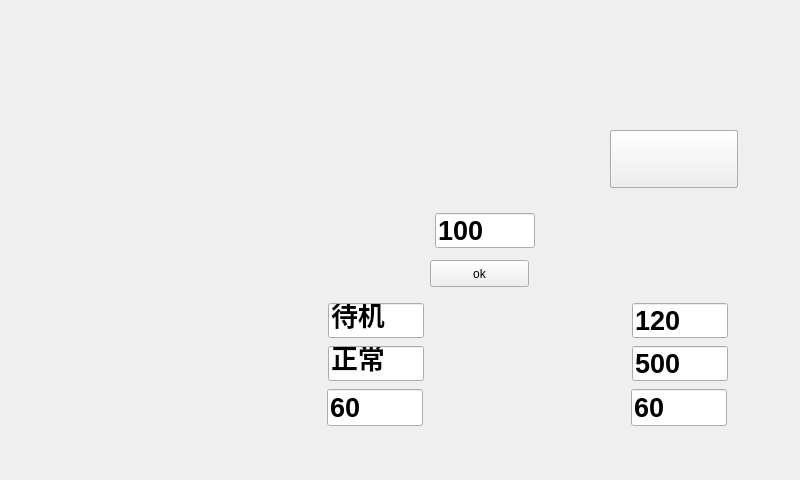
First picture: the form in main/ui/charging_monitoring.ui, repository Blackrose/Tcutest_SerialSystem, before the edit.
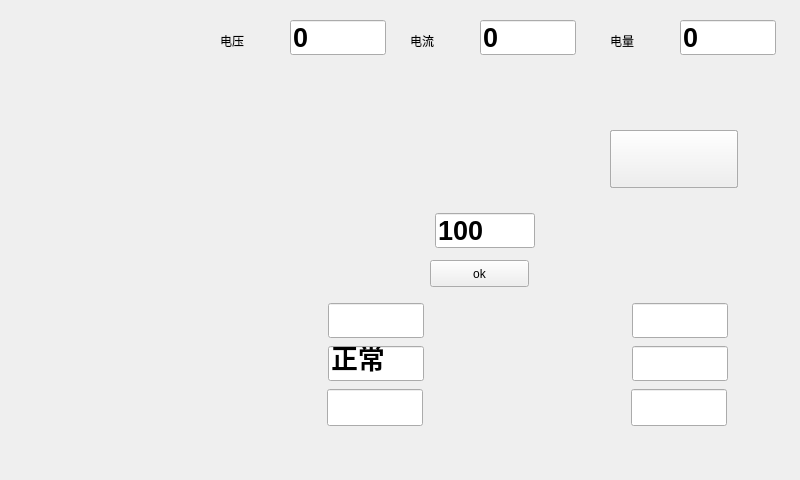
Second picture: the form after the edit. Icons and pictures are not drawn.

```diff
--- a/main/ui/charging_monitoring.ui
+++ b/main/ui/charging_monitoring.ui
@@ -45,8 +45,8 @@
   <widget class="QLabel" name="full_charge">
    <property name="geometry">
     <rect>
-     <x>410</x>
-     <y>130</y>
+     <x>570</x>
+     <y>60</y>
      <width>171</width>
      <height>61</height>
     </rect>
@@ -351,7 +351,7 @@
     <enum>Qt::NoFocus</enum>
    </property>
    <property name="text">
-    <string>120</string>
+    <string/>
    </property>
   </widget>
   <widget class="QLineEdit" name="charge_power">
@@ -377,7 +377,7 @@
     <enum>Qt::NoFocus</enum>
    </property>
    <property name="text">
-    <string>60</string>
+    <string/>
    </property>
   </widget>
   <widget class="QLineEdit" name="charge_vol">
@@ -403,7 +403,7 @@
     <enum>Qt::NoFocus</enum>
    </property>
    <property name="text">
-    <string>500</string>
+    <string/>
    </property>
   </widget>
   <widget class="QLineEdit" name="bat_status">
@@ -455,7 +455,7 @@
     <enum>Qt::NoFocus</enum>
    </property>
    <property name="text">
-    <string>60</string>
+    <string/>
    </property>
   </widget>
   <widget class="QLineEdit" name="charge_status">
@@ -484,7 +484,7 @@
     <enum>Qt::NoFocus</enum>
    </property>
    <property name="text">
-    <string>待机</string>
+    <string/>
    </property>
   </widget>
   <widget class="QPushButton" name="soc_stop">
@@ -536,7 +536,7 @@
     <rect>
      <x>140</x>
      <y>100</y>
-     <width>261</width>
+     <width>251</width>
      <height>91</height>
     </rect>
    </property>
@@ -645,6 +645,123 @@
     <string/>
    </property>
   </widget>
+  <widget class="QLineEdit" name="emter_power">
+   <property name="geometry">
+    <rect>
+     <x>680</x>
+     <y>20</y>
+     <width>96</width>
+     <height>35</height>
+    </rect>
+   </property>
+   <property name="font">
+    <font>
+     <pointsize>20</pointsize>
+     <weight>75</weight>
+     <bold>true</bold>
+    </font>
+   </property>
+   <property name="cursor">
+    <cursorShape>ArrowCursor</cursorShape>
+   </property>
+   <property name="focusPolicy">
+    <enum>Qt::NoFocus</enum>
+   </property>
+   <property name="text">
+    <string>0</string>
+   </property>
+  </widget>
+  <widget class="QLabel" name="label">
+   <property name="geometry">
+    <rect>
+     <x>610</x>
+     <y>30</y>
+     <width>67</width>
+     <height>21</height>
+    </rect>
+   </property>
+   <property name="text">
+    <string>电量</string>
+   </property>
+  </widget>
+  <widget class="QLabel" name="label_2">
+   <property name="geometry">
+    <rect>
+     <x>220</x>
+     <y>30</y>
+     <width>67</width>
+     <height>21</height>
+    </rect>
+   </property>
+   <property name="text">
+    <string>电压</string>
+   </property>
+  </widget>
+  <widget class="QLabel" name="label_3">
+   <property name="geometry">
+    <rect>
+     <x>410</x>
+     <y>30</y>
+     <width>67</width>
+     <height>21</height>
+    </rect>
+   </property>
+   <property name="text">
+    <string>电流</string>
+   </property>
+  </widget>
+  <widget class="QLineEdit" name="emter_vol">
+   <property name="geometry">
+    <rect>
+     <x>290</x>
+     <y>20</y>
+     <width>96</width>
+     <height>35</height>
+    </rect>
+   </property>
+   <property name="font">
+    <font>
+     <pointsize>20</pointsize>
+     <weight>75</weight>
+     <bold>true</bold>
+    </font>
+   </property>
+   <property name="cursor">
+    <cursorShape>ArrowCursor</cursorShape>
+   </property>
+   <property name="focusPolicy">
+    <enum>Qt::NoFocus</enum>
+   </property>
+   <property name="text">
+    <string>0</string>
+   </property>
+  </widget>
+  <widget class="QLineEdit" name="emter_current">
+   <property name="geometry">
+    <rect>
+     <x>480</x>
+     <y>20</y>
+     <width>96</width>
+     <height>35</height>
+    </rect>
+   </property>
+   <property name="font">
+    <font>
+     <pointsize>20</pointsize>
+     <weight>75</weight>
+     <bold>true</bold>
+    </font>
+   </property>
+   <property name="cursor">
+    <cursorShape>ArrowCursor</cursorShape>
+   </property>
+   <property name="focusPolicy">
+    <enum>Qt::NoFocus</enum>
+   </property>
+   <property name="text">
+    <string>0</string>
+   </property>
+  </widget>
  </widget>
  <resources>
   <include location="../../img.qrc"/>
```
